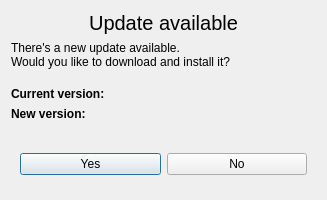
This is ui/updaterdialog.ui in Open-Typer/Open-Typer as Qt 5 draws it before an edit. The edited form follows.
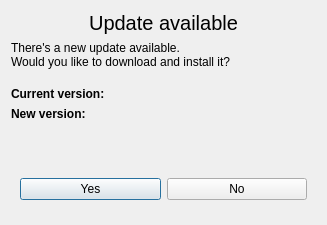
This is the edited form.

Commit message: ui: updaterdialog: Add change log link label

What changed in the file:
```diff
--- a/ui/updaterdialog.ui
+++ b/ui/updaterdialog.ui
@@ -7,19 +7,19 @@
     <x>0</x>
     <y>0</y>
     <width>327</width>
-    <height>200</height>
+    <height>225</height>
    </rect>
   </property>
   <property name="minimumSize">
    <size>
     <width>327</width>
-    <height>200</height>
+    <height>225</height>
    </size>
   </property>
   <property name="maximumSize">
    <size>
     <width>327</width>
-    <height>200</height>
+    <height>225</height>
    </size>
   </property>
   <property name="windowTitle">
```
Left out of the diff: 19 changed lines with no effect on the pictures.
